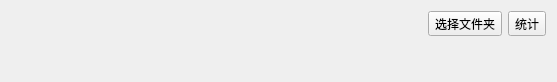
weibo6631352/wx, file DayTotolTable/DayTotolTable.ui: the form before one commit.
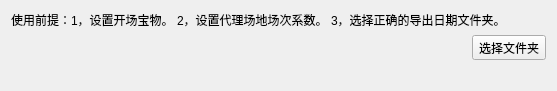
The form after the commit.

```diff
--- a/DayTotolTable/DayTotolTable.ui
+++ b/DayTotolTable/DayTotolTable.ui
@@ -13,7 +13,14 @@
   <property name="windowTitle">
    <string>日结统计</string>
   </property>
-  <layout class="QVBoxLayout" name="verticalLayout" stretch="0,0">
+  <layout class="QVBoxLayout" name="verticalLayout" stretch="0,0,0">
+   <item>
+    <widget class="QLabel" name="label_2">
+     <property name="text">
+      <string>使用前提：1，设置开场宝物。 2，设置代理场地场次系数。 3，选择正确的导出日期文件夹。</string>
+     </property>
+    </widget>
+   </item>
    <item>
     <layout class="QHBoxLayout" name="horizontalLayout">
      <item>
@@ -30,13 +37,6 @@
        </property>
       </widget>
      </item>
-     <item>
-      <widget class="QToolButton" name="toolButton">
-       <property name="text">
-        <string>统计</string>
-       </property>
-      </widget>
-     </item>
     </layout>
    </item>
    <item>
```
Left out of the diff: 16 changed lines with no effect on the pictures.
